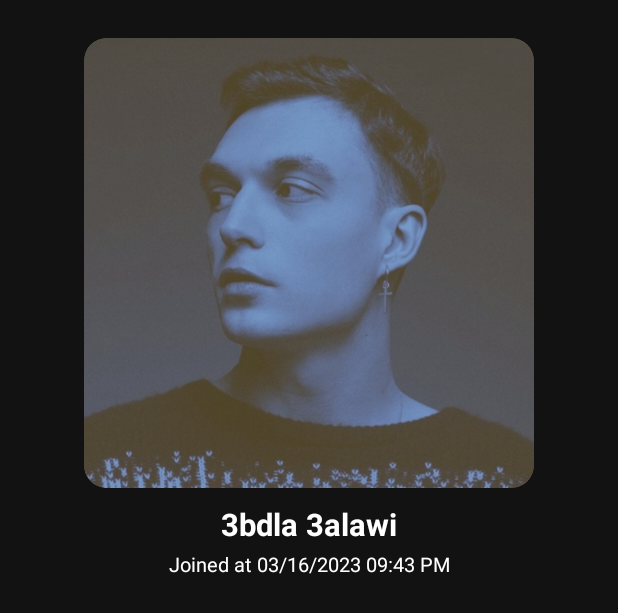
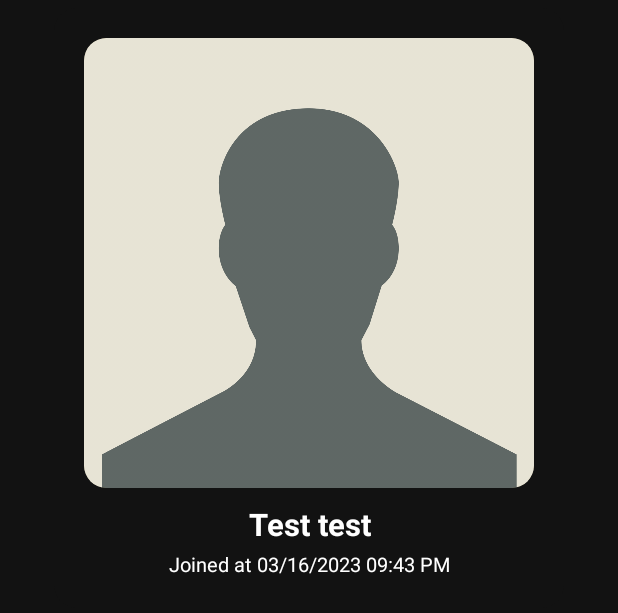
Before and after one commit to Artemis-CtrlAltDel/STA-Mobile-Academy-Android-Test, an Android app: the layout card_user.xml on its own in the app's theme, with its tools: preview values and no code run, on a phone screen of 412 x 824 dp. Shown: the top 613 px of the screen. Run offline under Robolectric (Android 15) with nearby library versions, the phone set to English and light mode, and no system bars.

```diff
--- a/app/src/main/java/com/example/myapplication/data/AppDatabase.kt
+++ b/app/src/main/java/com/example/myapplication/data/AppDatabase.kt
@@ -5,6 +5,7 @@ import androidx.room.RoomDatabase
 import androidx.room.TypeConverters
 import com.example.myapplication.data.local.UserDao
 import com.example.myapplication.data.local.pojo.User
+
 @TypeConverters(Converters::class)
 @Database(
     entities = [User::class],
--- a/app/src/main/java/com/example/myapplication/data/local/UserDao.kt
+++ b/app/src/main/java/com/example/myapplication/data/local/UserDao.kt
@@ -3,7 +3,6 @@ package com.example.myapplication.data.local
 import androidx.paging.rxjava3.RxPagingSource
 import androidx.room.*
 import com.example.myapplication.data.local.pojo.User
-import io.reactivex.rxjava3.core.Single
 
 @Dao
 interface UserDao {
--- a/app/src/main/java/com/example/myapplication/data/local/pojo/User.kt
+++ b/app/src/main/java/com/example/myapplication/data/local/pojo/User.kt
@@ -2,8 +2,6 @@ package com.example.myapplication.data.local.pojo
 
 import android.net.Uri
 import android.os.Parcelable
-import androidx.room.ColumnInfo
-import androidx.room.Embedded
 import androidx.room.Entity
 import androidx.room.PrimaryKey
 import com.google.gson.annotations.SerializedName
--- a/app/src/main/java/com/example/myapplication/di/App.kt
+++ b/app/src/main/java/com/example/myapplication/di/App.kt
@@ -1,7 +1,6 @@
 package com.example.myapplication.di
 
 import android.app.Application
-import dagger.Component
 import dagger.hilt.android.HiltAndroidApp
 
 @HiltAndroidApp
--- a/app/src/main/java/com/example/myapplication/other/XUtils.kt
+++ b/app/src/main/java/com/example/myapplication/other/XUtils.kt
@@ -3,7 +3,6 @@ package com.example.myapplication.other
 import android.content.Context
 import android.net.Uri
 import android.widget.ImageView
-import android.widget.TextView
 import com.bumptech.glide.Glide
 import java.text.SimpleDateFormat
 import java.util.*
--- a/app/src/main/java/com/example/myapplication/presentation/ui/adapters/UserListAdapter.kt
+++ b/app/src/main/java/com/example/myapplication/presentation/ui/adapters/UserListAdapter.kt
@@ -2,6 +2,8 @@ package com.example.myapplication.presentation.ui.adapters
 
 import android.view.LayoutInflater
 import android.view.ViewGroup
+import android.widget.ImageView
+import android.widget.TextView
 import androidx.paging.PagingDataAdapter
 import androidx.recyclerview.widget.AsyncListDiffer
 import androidx.recyclerview.widget.DiffUtil
@@ -13,7 +15,7 @@ import com.example.myapplication.other.formatDate
 import com.example.myapplication.other.loadImage
 
 class UserListAdapter(
-    val onItemClick: (userId: Long) -> Unit
+    val onItemClick: (imageView: ImageView, nameView: TextView, userId: Long) -> Unit
 ) : PagingDataAdapter<User, UserListAdapter.ViewHolder>(diffCallback) {
 
     override fun onCreateViewHolder(parent: ViewGroup, viewType: Int): UserListAdapter.ViewHolder {
@@ -62,7 +64,7 @@ class UserListAdapter(
 
             // handle actions
             binding.cardWrapper.setOnClickListener {
-                onItemClick(user.id!!)
+                onItemClick(binding.image, binding.name, user.id!!)
             }
         }
     }
--- a/app/src/main/res/layout/card_user.xml
+++ b/app/src/main/res/layout/card_user.xml
@@ -38,10 +38,13 @@
                 android:layout_width="wrap_content"
                 android:layout_height="wrap_content"
                 android:adjustViewBounds="true"
-                android:alpha=".7"
+                android:alpha=".8"
                 android:maxHeight="300dp"
                 android:scaleType="centerCrop"
-                android:src="@drawable/img_1" />
+                android:src="@drawable/img"
+
+                android:transitionName="image_trans_from"
+                />
         </androidx.cardview.widget.CardView>
 
         <LinearLayout
@@ -63,11 +66,13 @@
                 android:layout_height="wrap_content"
                 android:ellipsize="marquee"
                 android:maxLines="3"
-                android:text="3bdla 3alawi"
+                android:text="Test test"
                 android:textColor="?attr/colorOnSurface"
                 android:textSize="@dimen/_16sdp"
                 android:textStyle="bold"
                 android:textAlignment="center"
+
+                android:transitionName="name_trans_from"
                 />
 
             <TextView
```
Also changed, not shown: app/src/main/java/com/example/myapplication/presentation/ui/fragments/DetailsFragment.kt (+15 -0 lines), app/src/main/java/com/example/myapplication/presentation/ui/fragments/ListFragment.kt (+14 -4 lines), app/src/main/res/layout/_details_primary.xml (+8 -2 lines), app/src/main/res/drawable/img_1.png (deleted).
